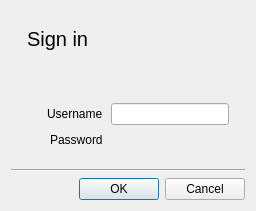
Old version of the form vms/client/nx_vms_client_desktop/src/ui/dialogs/common/password_dialog.ui in the repository networkoptix/nx_open.
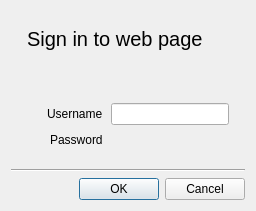
New version of the form. Custom widgets are drawn as their Qt base class.

Commit message: VMS-21043: Fix text on web page sign in

```diff
--- a/vms/client/nx_vms_client_desktop/src/ui/dialogs/common/password_dialog.ui
+++ b/vms/client/nx_vms_client_desktop/src/ui/dialogs/common/password_dialog.ui
@@ -47,7 +47,7 @@
         </font>
        </property>
        <property name="text">
-        <string>Sign in</string>
+        <string>Sign in to web page</string>
        </property>
       </widget>
      </item>
```
